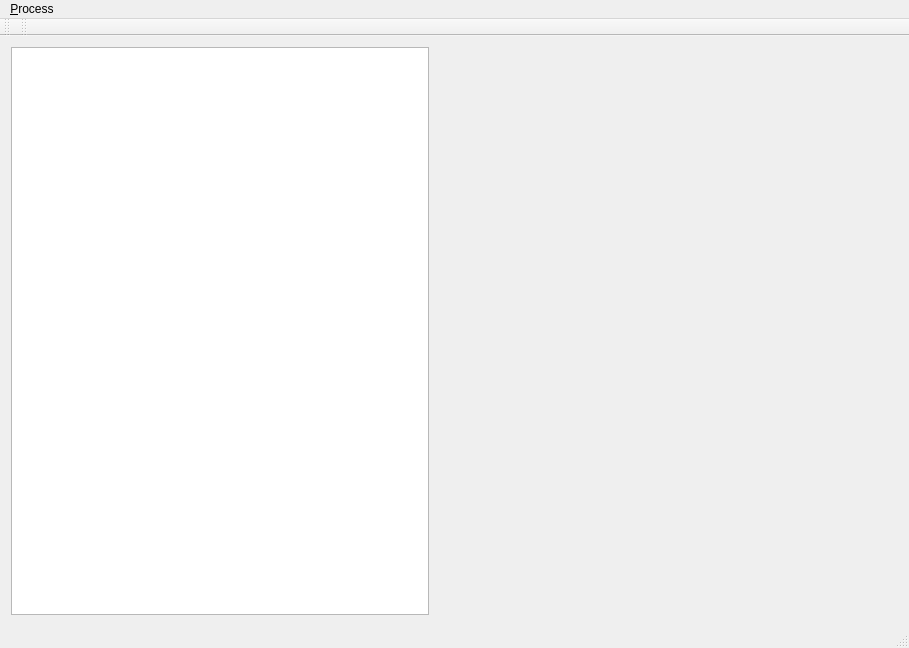
First picture: the form in code/mainwindow.ui, repository adhokshajmishra/process_workbench, before the edit.
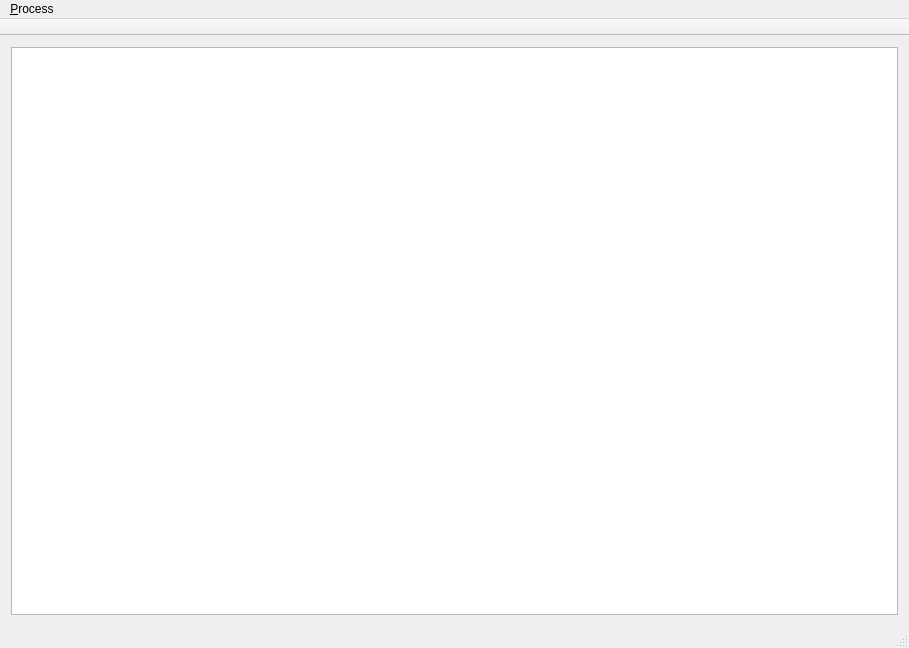
Second picture: the form after the edit.

Commit message: Fixed resizing and selection issues

Diff of the .ui file:
```diff
--- a/code/mainwindow.ui
+++ b/code/mainwindow.ui
@@ -30,25 +30,12 @@
         </property>
         <property name="maximumSize">
          <size>
-          <width>418</width>
+          <width>16777215</width>
           <height>999999</height>
          </size>
         </property>
        </widget>
       </item>
-      <item>
-       <spacer name="horizontalSpacer">
-        <property name="orientation">
-         <enum>Qt::Horizontal</enum>
-        </property>
-        <property name="sizeHint" stdset="0">
-         <size>
-          <width>40</width>
-          <height>20</height>
-         </size>
-        </property>
-       </spacer>
-      </item>
      </layout>
     </item>
    </layout>
@@ -70,19 +57,19 @@
    </widget>
    <addaction name="menu_Process"/>
   </widget>
-  <widget class="QToolBar" name="mainToolBar">
-   <attribute name="toolBarArea">
-    <enum>TopToolBarArea</enum>
-   </attribute>
-   <attribute name="toolBarBreak">
-    <bool>false</bool>
-   </attribute>
-  </widget>
-  <widget class="QStatusBar" name="statusBar"/>
   <widget class="QToolBar" name="toolBar">
    <property name="windowTitle">
     <string>toolBar</string>
    </property>
+   <property name="movable">
+    <bool>false</bool>
+   </property>
+   <property name="toolButtonStyle">
+    <enum>Qt::ToolButtonTextOnly</enum>
+   </property>
+   <property name="floatable">
+    <bool>true</bool>
+   </property>
    <attribute name="toolBarArea">
     <enum>TopToolBarArea</enum>
    </attribute>
@@ -90,6 +77,7 @@
     <bool>false</bool>
    </attribute>
   </widget>
+  <widget class="QStatusBar" name="statusBar"/>
   <action name="action_Refresh">
    <property name="text">
     <string>&amp;Refresh</string>
```
The commit also changes 1 other file.
